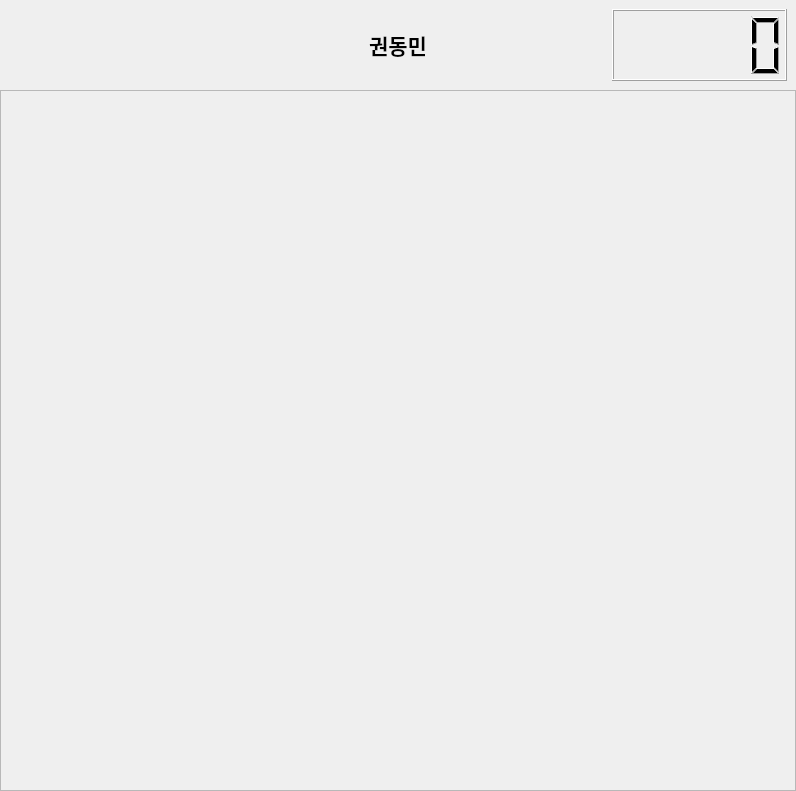
Old version of the form GUI/main_win.ui in the repository Fvesta/autotrading2.
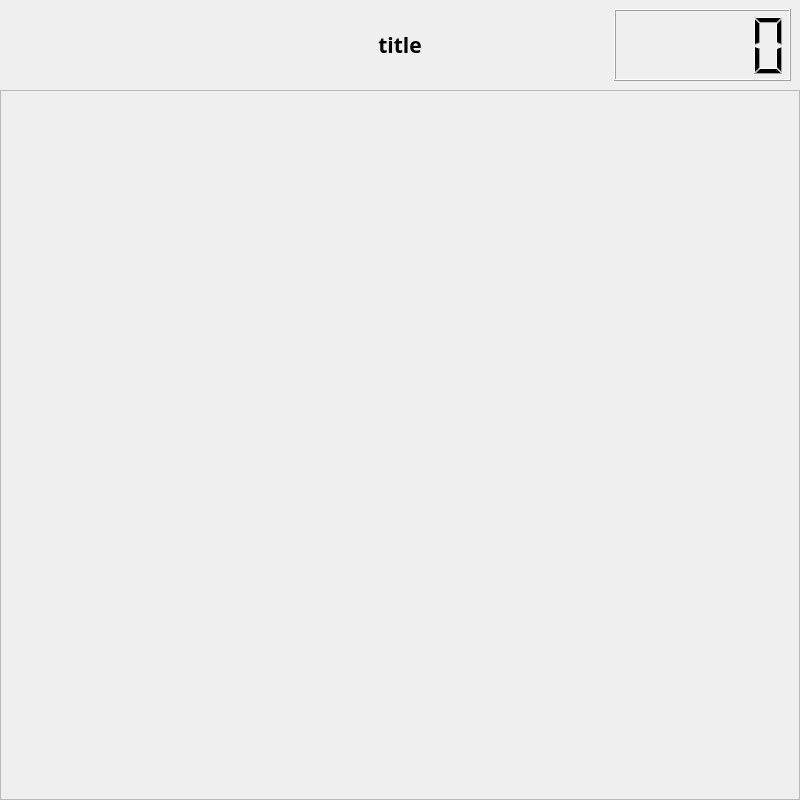
New version of the form.

```diff
--- a/GUI/main_win.ui
+++ b/GUI/main_win.ui
@@ -6,8 +6,8 @@
    <rect>
     <x>0</x>
     <y>0</y>
-    <width>796</width>
-    <height>791</height>
+    <width>800</width>
+    <height>800</height>
    </rect>
   </property>
   <property name="windowTitle">
@@ -70,7 +70,7 @@
             </font>
            </property>
            <property name="text">
-            <string>권동민</string>
+            <string>title</string>
            </property>
            <property name="alignment">
             <set>Qt::AlignCenter</set>
@@ -121,8 +121,8 @@
           <rect>
            <x>0</x>
            <y>0</y>
-           <width>792</width>
-           <height>697</height>
+           <width>796</width>
+           <height>706</height>
           </rect>
          </property>
          <layout class="QVBoxLayout" name="verticalLayout_3">
```
Left out of the diff: 2 changed lines with no effect on the pictures.
